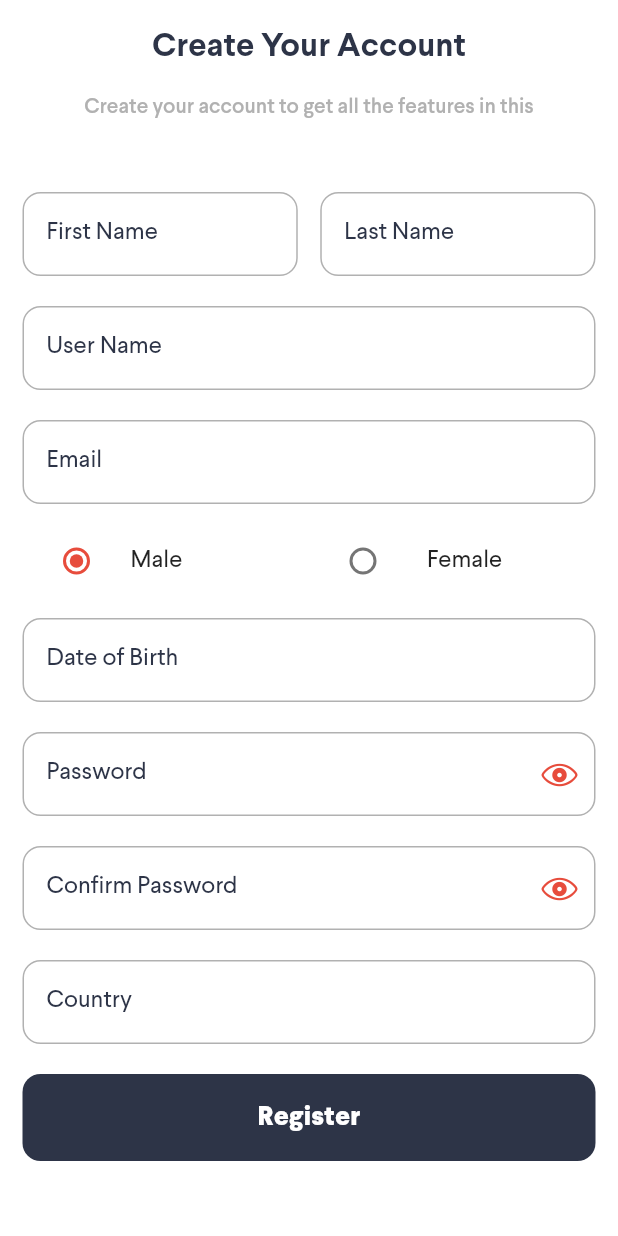
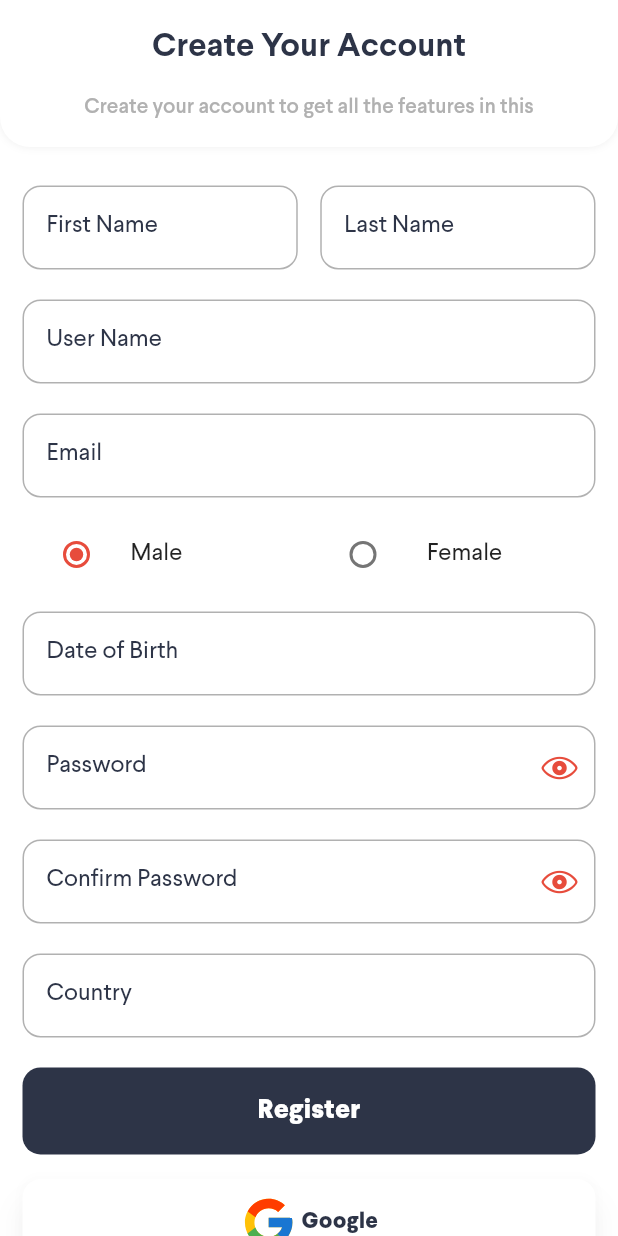
Before and after one commit to faiqkhan480/MUesdMe, a Flutter app: the screen it shows after launch, after a tap on "Login", after a tap on "Sign Up", on a phone screen of 412 x 824 dp. Run offline on Flutter 3.47's test engine with Material 2 defaults, Android fonts, the phone set to English and light mode, and no system bars; our stand-ins replace awesome_notifications, badges, better_player, country_picker, emoji_picker_flutter, file_picker and 16 more; missing offline and left inert: agora_rtc_engine, agora_rtm, flutter_stripe, imgly_sdk, photo_editor_sdk, ringtone_player and 3 more; accounts and stored records are empty; network calls fail; project files that could hold a hidden picture were left out.

Commit message:
Add social auth...

```diff
--- a/lib/screens/auth/login_screen.dart
+++ b/lib/screens/auth/login_screen.dart
@@ -1,8 +1,10 @@
+import 'package:firebase_auth/firebase_auth.dart';
 import 'package:flutter/cupertino.dart';
 import 'package:flutter/foundation.dart';
 import 'package:flutter/material.dart';
 import 'package:flutter_svg/flutter_svg.dart';
 import 'package:get/get.dart';
+import 'package:google_sign_in/google_sign_in.dart';
 import 'package:lottie/lottie.dart';
 import 'package:musedme/routes/app_routes.dart';
 import 'package:musedme/screens/auth/register_screen.dart';
@@ -125,59 +127,59 @@ class _LoginScreenState extends State<LoginScreen> {
 
                   const SizedBox(height: 20,),
 
-                  // Row(
-                  //   mainAxisAlignment: MainAxisAlignment.center,
-                  //   children: [
-                  //     // Expanded(
-                  //     //   child:
-                  //       ElevatedButton(
-                  //         onPressed: () => null,
-                  //         style: ElevatedButton.styleFrom(
-                  //             backgroundColor: Colors.white,
-                  //             foregroundColor: AppColors.secondaryColor,
-                  //             shape: RoundedRectangleBorder(
-                  //                 borderRadius: BorderRadius.circular(12)
-                  //             ),
-                  //             elevation: 8,
-                  //             shadowColor: AppColors.shadowColor.withOpacity(0.4),
-                  //             padding: const EdgeInsets.symmetric(horizontal: 30, vertical: 10),
-                  //             textStyle: const TextStyle(fontSize: 15, fontFamily: Constants.fontFamily, fontWeight: FontWeight.w800)
+                  Row(
+                    mainAxisAlignment: MainAxisAlignment.center,
+                    children: [
+                      // Expanded(
+                      //   child:
+                        ElevatedButton(
+                          onPressed: googleSignIn,
+                          style: ElevatedButton.styleFrom(
+                              backgroundColor: Colors.white,
+                              foregroundColor: AppColors.secondaryColor,
+                              shape: RoundedRectangleBorder(
+                                  borderRadius: BorderRadius.circular(12)
+                              ),
+                              elevation: 8,
+                              shadowColor: AppColors.shadowColor.withOpacity(0.4),
+                              padding: const EdgeInsets.symmetric(horizontal: 30, vertical: 10),
+                              textStyle: const TextStyle(fontSize: 15, fontFamily: Constants.fontFamily, fontWeight: FontWeight.w800)
+                          ),
+                          child: Row(
+                            mainAxisAlignment: MainAxisAlignment.center,
+                            children: [
+                              SvgPicture.asset(Assets.iconsGoogle, height: 38,),
+                              const Text("\tGoogle"),
+                            ],
+                          ),
+                        ),
+                      // ),
+                      // const SizedBox(width: 20,),
+                      // Expanded(
+                      //   child: ElevatedButton(
+                      //     onPressed: () => null,
+                      //     style: ElevatedButton.styleFrom(
+                      //         backgroundColor: Colors.white,
+                      //         foregroundColor: AppColors.secondaryColor,
+                      //         shape: RoundedRectangleBorder(
+                      //             borderRadius: BorderRadius.circular(12)
                       //         ),
-                  //         child: Row(
-                  //           mainAxisAlignment: MainAxisAlignment.center,
-                  //           children: [
-                  //             SvgPicture.asset(Assets.iconsGoogle, height: 38,),
-                  //             const Text("\tGoogle"),
-                  //           ],
-                  //         ),
-                  //       ),
-                  //     // ),
-                  //     // const SizedBox(width: 20,),
-                  //     // Expanded(
-                  //     //   child: ElevatedButton(
-                  //     //     onPressed: () => null,
-                  //     //     style: ElevatedButton.styleFrom(
-                  //     //         backgroundColor: Colors.white,
-                  //     //         foregroundColor: AppColors.secondaryColor,
-                  //     //         shape: RoundedRectangleBorder(
-                  //     //             borderRadius: BorderRadius.circular(12)
-                  //     //         ),
-                  //     //         elevation: 8,
-                  //     //         shadowColor: AppColors.shadowColor.withOpacity(0.4),
-                  //     //         padding: const EdgeInsets.symmetric(horizontal: 15, vertical: 10),
-                  //     //         textStyle: const TextStyle(fontSize: 15, fontFamily: Constants.fontFamily, fontWeight: FontWeight.w800)
-                  //     //     ),
-                  //     //     child: Row(
-                  //     //       mainAxisAlignment: MainAxisAlignment.center,
-                  //     //       children: [
-                  //     //         SvgPicture.asset(Assets.iconsFacebook, height: 38,),
-                  //     //         const Text("\tFacebook "),
-                  //     //       ],
-                  //     //     ),
-                  //     //   ),
-                  //     // ),
-                  //   ],
+                      //         elevation: 8,
+                      //         shadowColor: AppColors.shadowColor.withOpacity(0.4),
+                      //         padding: const EdgeInsets.symmetric(horizontal: 15, vertical: 10),
+                      //         textStyle: const TextStyle(fontSize: 15, fontFamily: Constants.fontFamily, fontWeight: FontWeight.w800)
+                      //     ),
+                      //     child: Row(
+                      //       mainAxisAlignment: MainAxisAlignment.center,
+                      //       children: [
+                      //         SvgPicture.asset(Assets.iconsFacebook, height: 38,),
+                      //         const Text("\tFacebook "),
+                      //       ],
+                      //     ),
+                      //   ),
                       // ),
+                    ],
+                  ),
 
                   SizedBox(height: MediaQuery.of(context).size.height * 0.10,),
 
@@ -210,9 +212,39 @@ class _LoginScreenState extends State<LoginScreen> {
 
   Future<void> handleSubmit() async {
     if(!loader && _formKey.currentState!.validate()) {
+      _sndSubmitReq(emailController.text, passwordController.text, 0);
+    }
+  }
+
+  Future<void> googleSignIn() async {
+    // Trigger the authentication flow
+    final GoogleSignInAccount? googleUser = await GoogleSignIn().signIn();
+
+    // Obtain the auth details from the request
+    final GoogleSignInAuthentication? googleAuth = await googleUser?.authentication;
+
+    // Create a new credential
+    final credential = GoogleAuthProvider.credential(
+      accessToken: googleAuth?.accessToken,
+      idToken: googleAuth?.idToken,
+    );
+
+    // Once signed in, return the UserCredential
+    var res = await FirebaseAuth.instance.signInWithCredential(credential);
+
+    if(res.user != null) {
+      await _sndSubmitReq(
+        res.user!.email!,
+        "",
+        1,
+      );
+    }
+  }
+
+  _sndSubmitReq(String e, String p, int isSocial) async {
     try {
       setState(() => loader = true);
-        bool res = await _authService.loginUser(emailController.text, passwordController.text);
+      bool res = await _authService.loginUser(e, p, isSocial);
       setState(() => loader = false);
       if(res) {
         Get.offAndToNamed(AppRoutes.ROOT);
@@ -224,4 +256,3 @@ class _LoginScreenState extends State<LoginScreen> {
     }
   }
 }
-}
--- a/lib/screens/auth/register_screen.dart
+++ b/lib/screens/auth/register_screen.dart
@@ -1,8 +1,11 @@
 import 'package:country_picker/country_picker.dart';
+import 'package:firebase_auth/firebase_auth.dart';
 import 'package:flutter/cupertino.dart';
 import 'package:flutter/material.dart';
 import 'package:flutter/services.dart';
+import 'package:flutter_svg/flutter_svg.dart';
 import 'package:get/get.dart';
+import 'package:google_sign_in/google_sign_in.dart';
 import 'package:intl/intl.dart';
 import 'package:lottie/lottie.dart';
 
@@ -60,16 +63,16 @@ class _RegisterScreenState extends State<RegisterScreen> {
   Widget build(BuildContext context) {
     return Scaffold(
       body: SafeArea(
-        child: Center(
-          child: SingleChildScrollView(
-            padding: const EdgeInsets.symmetric(horizontal: 15, vertical: 20),
+        child: Stack(
+          alignment: AlignmentDirectional.topCenter,
+          // crossAxisAlignment: CrossAxisAlignment.stretch,
+          children: [
+            SingleChildScrollView(
+              padding: EdgeInsets.only(left: 15, right: 15, bottom: 20, top: Get.height * 0.15),
               child: Form(
                 key: _formKey,
                 child: Column(
                   children: [
-                  const TextWidget("Create Your Account\n", color: AppColors.secondaryColor, size: 22, weight: FontWeight.w700),
-                  const TextWidget("Create your account to get all the features in this", color: AppColors.lightGrey),
-                  const SizedBox(height: 50,),
                     // NAMES FIELD
                     Row(
                       children: [
@@ -225,7 +228,31 @@ class _RegisterScreenState extends State<RegisterScreen> {
                         ),
                       ),
 
-                  SizedBox(height: MediaQuery.of(context).size.height * 0.10,),
+                    SizedBox(height: MediaQuery.of(context).size.height * 0.02,),
+
+                    ElevatedButton(
+                      onPressed: googleSignIn,
+                      style: ElevatedButton.styleFrom(
+                          backgroundColor: Colors.white,
+                          foregroundColor: AppColors.secondaryColor,
+                          shape: RoundedRectangleBorder(
+                              borderRadius: BorderRadius.circular(12)
+                          ),
+                          elevation: 8,
+                          shadowColor: AppColors.shadowColor.withOpacity(0.4),
+                          padding: const EdgeInsets.symmetric(horizontal: 30, vertical: 10),
+                          textStyle: const TextStyle(fontSize: 15, fontFamily: Constants.fontFamily, fontWeight: FontWeight.w800)
+                      ),
+                      child: Row(
+                        mainAxisAlignment: MainAxisAlignment.center,
+                        children: [
+                          SvgPicture.asset(Assets.iconsGoogle, height: 38,),
+                          const Text("\tGoogle"),
+                        ],
+                      ),
+                    ),
+
+                    SizedBox(height: MediaQuery.of(context).size.height * 0.05,),
 
                     Row(
                       mainAxisAlignment: MainAxisAlignment.center,
@@ -249,6 +276,29 @@ class _RegisterScreenState extends State<RegisterScreen> {
                 ),
               ),
             ),
+
+            Positioned(
+              top: 0,
+              child: Container(
+                decoration: const BoxDecoration(
+                    color: Colors.white,
+                    borderRadius: BorderRadius.vertical(bottom: Radius.circular(20)),
+                    boxShadow: [BoxShadow(
+                        color: AppColors.grayScale, // AppColors.shadow,
+                        blurRadius: 4
+                    )]
+                ),
+                width: Get.width,
+                padding: EdgeInsets.only(top: 20, bottom: 20),
+                child: Column(
+                  children: const [
+                    TextWidget("Create Your Account\n", color: AppColors.secondaryColor, size: 22, weight: FontWeight.w700),
+                    TextWidget("Create your account to get all the features in this", color: AppColors.lightGrey),
+                  ],
+                ),
+              ),
+            ),
+          ],
         ),
       ),
     );
@@ -283,9 +333,7 @@ class _RegisterScreenState extends State<RegisterScreen> {
 
   Future<void> handleSubmit() async {
     if(!loader && _formKey.currentState!.validate()) {
-      try {
-        setState(() => loader = true);
-        bool res = await _authService.registerUser(
+      await _sndSubmitReq(
           firstName.text, // FIRST NAME
           lastName.text, // LAST NAME
           userName.text, // USER NAME
@@ -293,7 +341,59 @@ class _RegisterScreenState extends State<RegisterScreen> {
           _gender == Gender.male ? "Male" : "Female", // GENDER
           country.text, // COUNTRY
           dobController.text, // DATE OF BIRTH
-          password.text // PASSWORD
+          password.text, // PASSWORD
+          0,
+      );
+    }
+  }
+
+  Future<void> googleSignIn() async {
+    // Trigger the authentication flow
+    final GoogleSignInAccount? googleUser = await GoogleSignIn().signIn();
+
+    // Obtain the auth details from the request
+    final GoogleSignInAuthentication? googleAuth = await googleUser?.authentication;
+
+    // Create a new credential
+    final credential = GoogleAuthProvider.credential(
+      accessToken: googleAuth?.accessToken,
+      idToken: googleAuth?.idToken,
+    );
+
+    // Once signed in, return the UserCredential
+    var res = await FirebaseAuth.instance.signInWithCredential(credential);
+
+    debugPrint("::::::::::::::::::::${res.user}");
+    debugPrint("::::::::::::::::::::${res.user?.metadata}");
+
+    if(res.user != null) {
+      await _sndSubmitReq(
+        res.user!.displayName!.split(" ").first, // FIRST NAME
+        res.user!.displayName!.split(" ").last, // LAST NAME
+        res.user!.uid, // USER NAME
+        res.user!.email!, // EMAIL CONTROLLER
+        "", // GENDER
+        "", // COUNTRY
+        null, // DATE OF BIRTH
+        "", // PASSWORD
+        1,
+      );
+    }
+  }
+
+  _sndSubmitReq(String firstName, String lastName, String userName, String email, String gender, String country, String? dob, String password, int isSocial) async {
+    try {
+      setState(() => loader = true);
+      bool res = await _authService.registerUser(
+          firstName, // FIRST NAME
+          lastName, // LAST NAME
+          userName, // USER NAME
+          email, // EMAIL CONTROLLER
+          gender, // GENDER
+          country, // COUNTRY
+          dob, // DATE OF BIRTH
+          password, // PASSWORD
+          isSocial // PASSWORD
       );
       setState(() => loader = false);
       if(res) {
@@ -308,6 +408,5 @@ class _RegisterScreenState extends State<RegisterScreen> {
     }
   }
 }
-}
 
 enum Gender { male, female }
--- a/pubspec.yaml
+++ b/pubspec.yaml
@@ -60,6 +60,8 @@ dependencies:
   palette_generator: ^0.3.3+2
   flutter_stripe: ^6.0.0
   swipeable_button_view: ^0.0.2
+  google_sign_in: ^5.4.2
+  firebase_auth: ^3.11.2
 #  just_audio: ^0.9.30
 
 dev_dependencies:
```
Also changed, not shown: lib/controllers/market_controller.dart (+4 -3 lines), lib/screens/market/item_screen.dart (+8 -2 lines), lib/services/auth_service.dart (+7 -4 lines), pubspec.lock, 1 other file. Lines whose indentation alone changed are shown as unchanged.
